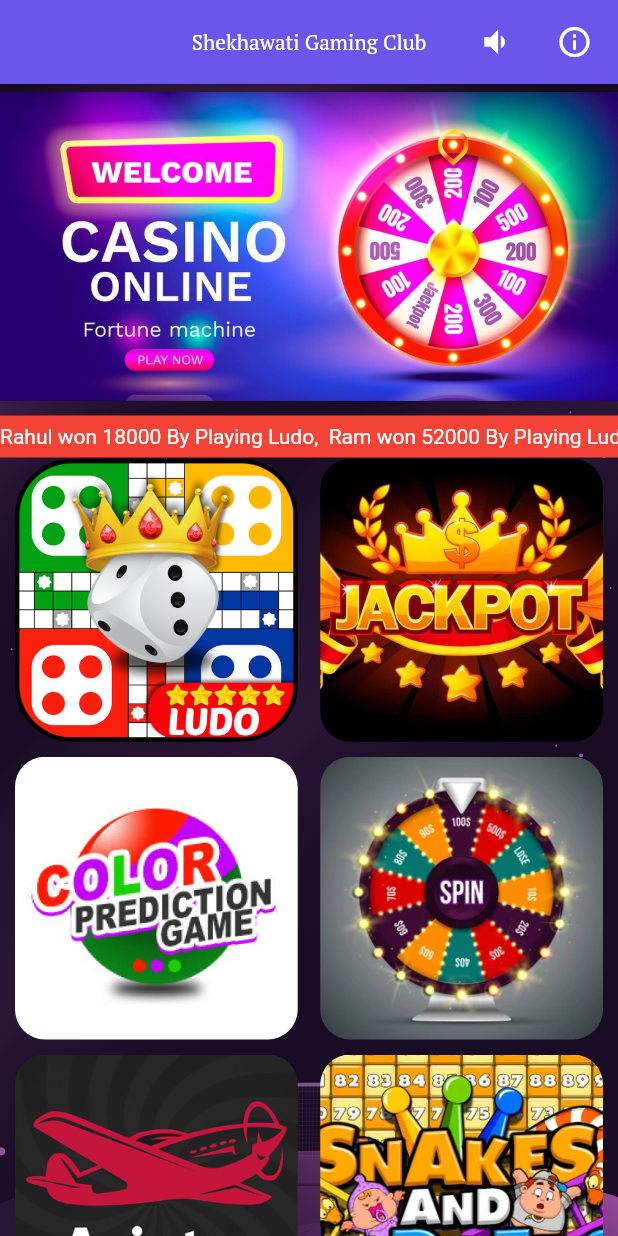
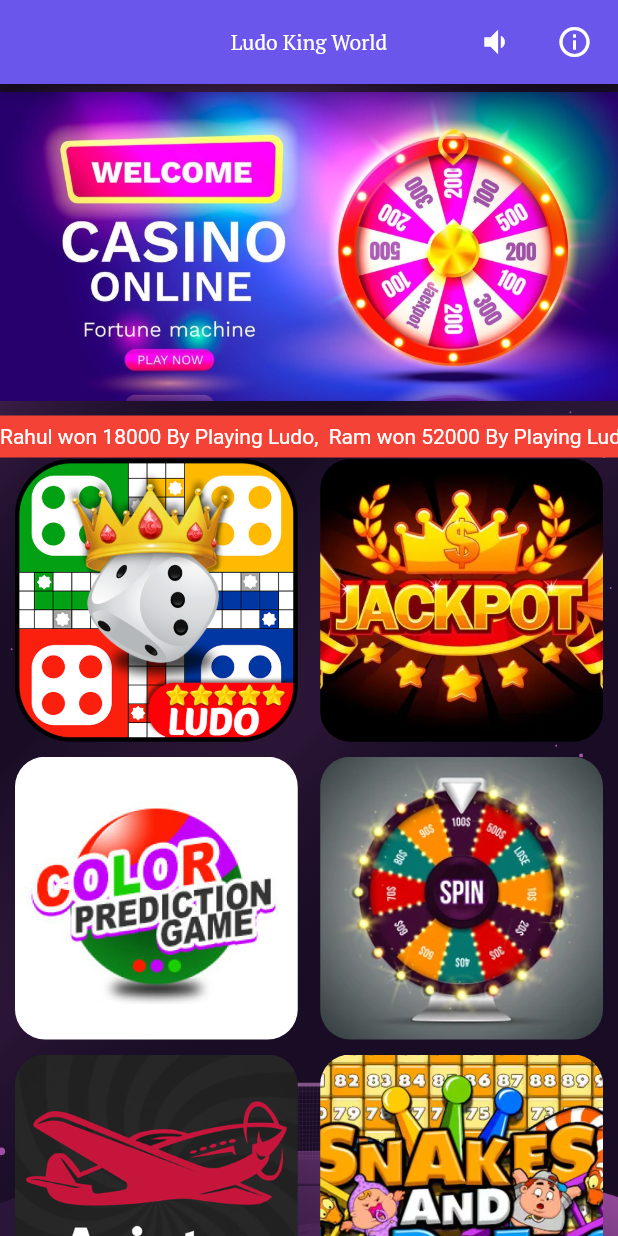
Before and after one commit to DineshSinghAndroid/spinwheel, a Flutter app: the screen it shows after launch, on a phone screen of 412 x 824 dp. Run offline on Flutter 3.47's test engine with Material 2 defaults, Android fonts, the phone set to English and light mode, and no system bars; drawn by our look-alikes of carousel_slider, text_scroll; our stand-ins replace connectivity_plus, dio, flutter_spinkit, fluttertoast, get, google_fonts and 5 more; missing offline and left inert: neopop, webview_flutter_android, webview_flutter_wkwebview, xen_popup_card; project files that could hold a hidden picture were left out.

Commit message:
final webview work

```diff
--- a/lib/JackpotGame/jackpot_game_screen.dart
+++ b/lib/JackpotGame/jackpot_game_screen.dart
@@ -185,7 +185,7 @@
           );
         },
       )
-      ..loadRequest(Uri.parse('https://ludokingworld.com/'));
+      ..loadRequest(Uri.parse('https://shekhawatiludo.com/'));
 
     // #docregion platform_features
     if (controller.platform is AndroidWebViewController) {
--- a/lib/LudoGames/ludoHomeScreenController.dart
+++ b/lib/LudoGames/ludoHomeScreenController.dart
@@ -84,7 +84,7 @@
           Get.snackbar(message.message, "");
         },
       )
-      ..loadRequest(Uri.parse('https://ludokingworld.com/'));
+      ..loadRequest(Uri.parse('https://shekhawatiludo.com/'));
 
     // #docregion platform_features
     if (controller.platform is AndroidWebViewController) {
--- a/lib/common/app_home_screen.dart
+++ b/lib/common/app_home_screen.dart
@@ -28,7 +28,7 @@
         return Scaffold(
           appBar: AppBar(
             backgroundColor: AppColors.purpleColor,
-            title: BuildText.buildText(text: "Shekhawati Gaming Club"),
+            title: BuildText.buildText(text: "Ludo King World"),
             centerTitle: true,
             actions: [
               IconButton(onPressed: () {}, icon: Icon(Icons.volume_down)),
```
Also changed, not shown: 1 other file.
